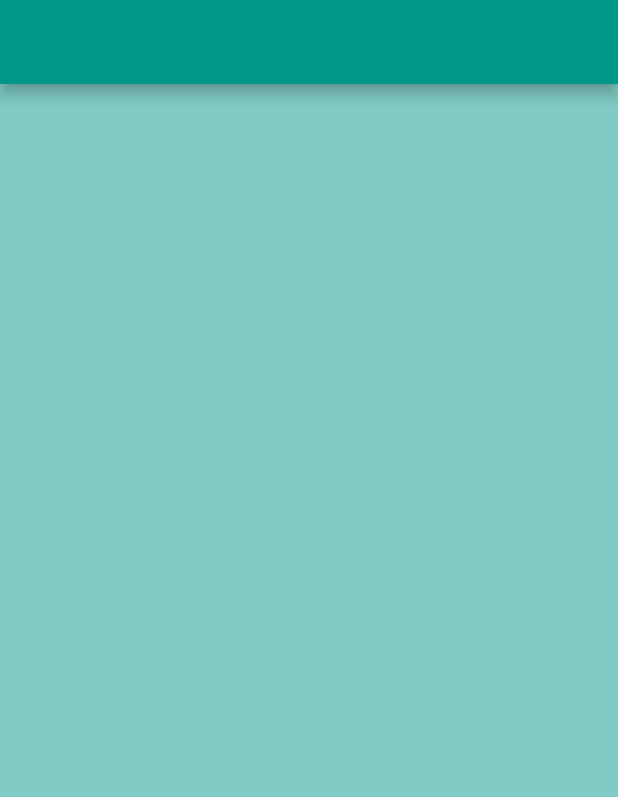
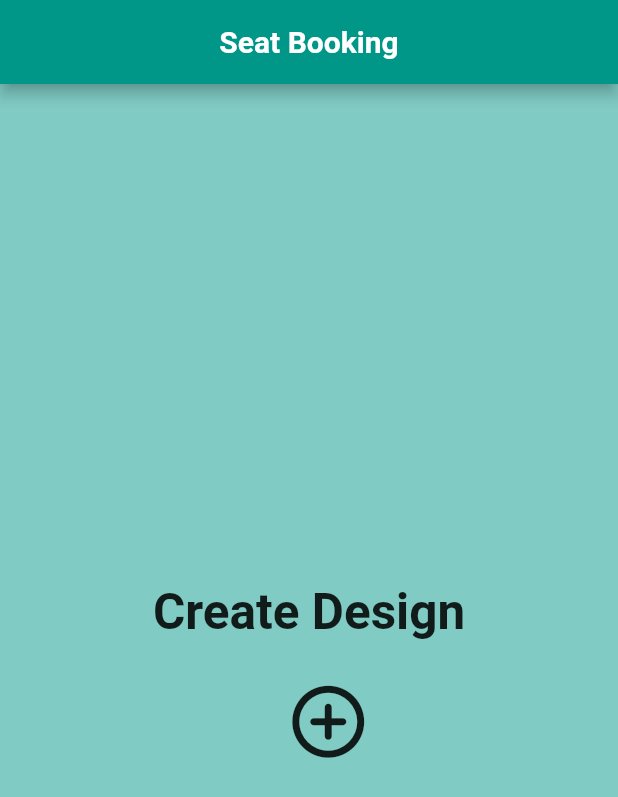
Before and after one commit to Sam21-39/seat_booking_flutter, a Flutter app: the screen it shows after launch, on a phone screen of 412 x 824 dp. Shown: the top 797 px of the screen. Run offline on Flutter 3.47's test engine with Material 2 defaults, Android fonts, the phone set to English and light mode, and no system bars; our stand-ins replace get.

Commit message:
Design Pgae added

```diff
--- a/lib/home.dart
+++ b/lib/home.dart
@@ -1,4 +1,6 @@
 import 'package:flutter/material.dart';
+import 'package:get/get.dart';
+import 'package:seat_booking_flutter/design.dart';
 
 class Home extends StatelessWidget {
   const Home({Key? key}) : super(key: key);
@@ -8,10 +10,48 @@ class Home extends StatelessWidget {
     final size = MediaQuery.of(context).size;
 
     return Scaffold(
-      appBar: AppBar(),
+      appBar: AppBar(
+        title: const Text(
+          'Seat Booking',
+          style: TextStyle(
+            fontWeight: FontWeight.w600,
+          ),
+        ),
+        centerTitle: true,
+      ),
       backgroundColor: Theme.of(context).backgroundColor,
-      body: ListView(
-        children: const [],
+      body: Container(
+        width: size.width,
+        height: size.height,
+        padding: const EdgeInsets.all(16.0),
+        child: Center(
+          child: Column(
+            mainAxisAlignment: MainAxisAlignment.center,
+            crossAxisAlignment: CrossAxisAlignment.center,
+            children: [
+              Text(
+                'Create Design',
+                style: TextStyle(
+                  fontSize: size.width * 0.08,
+                  fontWeight: FontWeight.w600,
+                ),
+              ),
+              SizedBox(
+                height: size.height * 0.02,
+              ),
+              IconButton(
+                onPressed: () => Get.to(
+                  () => Design(),
+                  transition: Transition.fadeIn,
+                ),
+                icon: Icon(
+                  Icons.add_circle_outline_rounded,
+                  size: size.width * 0.14,
+                ),
+              )
+            ],
+          ),
+        ),
       ),
     );
   }
--- a/lib/main.dart
+++ b/lib/main.dart
@@ -48,7 +48,11 @@ class _SplashState extends State<Splash> {
       isDelayed.value = true;
     });
     Future.delayed(const Duration(milliseconds: 2500)).then(
-      (value) => Get.offAll(() => Home(), predicate: (route) => false),
+      (value) => Get.offAll(
+        () => const Home(),
+        predicate: (route) => false,
+        transition: Transition.fadeIn,
+      ),
     );
   }
 
```
Also changed, not shown: lib/design.dart (added, +31 -0 lines).
